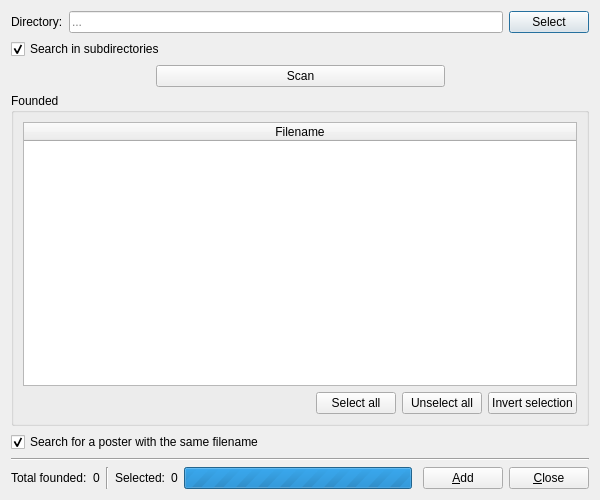
eugene-melnik/alexandra, file src/filmscannerwindow.ui: the form before one commit.
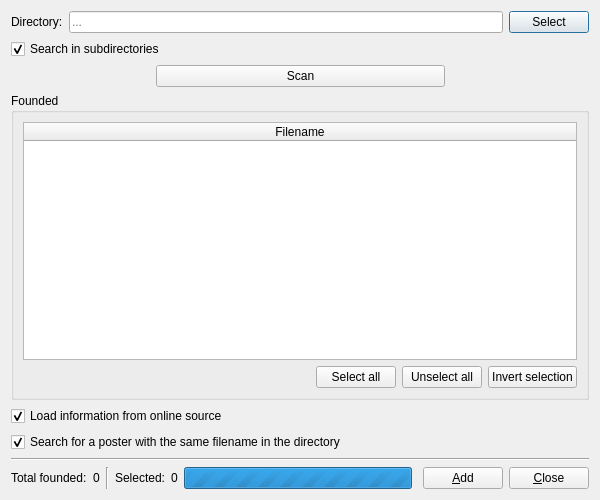
The form after the commit. Icons and pictures are not drawn.

Commit message: Loading information from internet in films scanner

```diff
--- a/src/filmscannerwindow.ui
+++ b/src/filmscannerwindow.ui
@@ -194,10 +194,24 @@
      </layout>
     </widget>
    </item>
+   <item>
+    <layout class="QHBoxLayout" name="horizontalLayout">
+     <item>
+      <widget class="QCheckBox" name="cLoadInformation">
+       <property name="text">
+        <string>Load information from online source</string>
+       </property>
+       <property name="checked">
+        <bool>true</bool>
+       </property>
+      </widget>
+     </item>
+    </layout>
+   </item>
    <item>
     <widget class="QCheckBox" name="cSearchForPoster">
      <property name="text">
-      <string>Search for a poster with the same filename</string>
+      <string>Search for a poster with the same filename in the directory</string>
      </property>
      <property name="checked">
       <bool>true</bool>
```
The commit also changes 14 other files.
